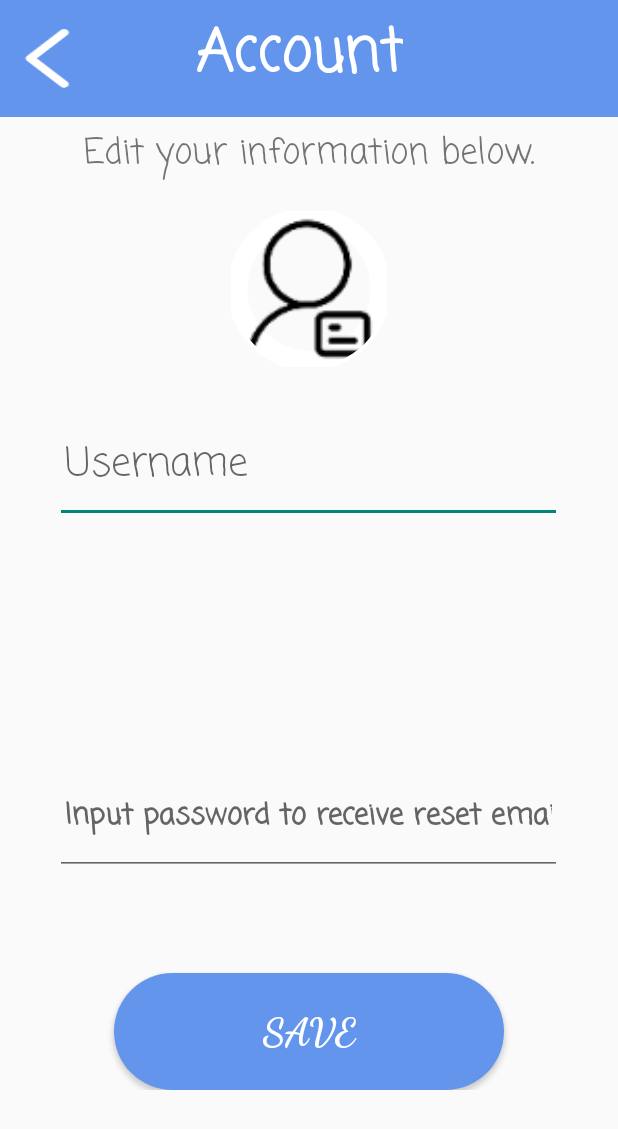
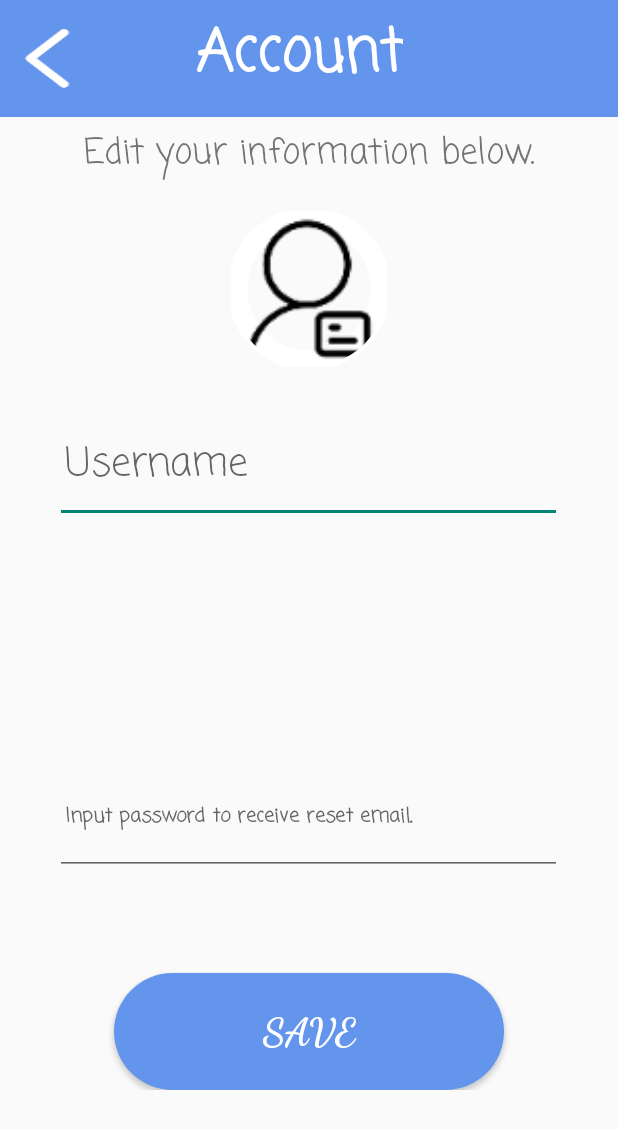
Before and after one commit to yongyanLin/DogFinder, an Android app: the AccountActivity screen opened directly, with no data from a screen before it, on a phone screen of 412 x 824 dp. Shown: the top 1129 px of the screen. Run offline under Robolectric (Android 15) with nearby library versions, the phone set to English and light mode, and no system bars; our stand-ins replace CircleImageView, Firebase (no records; nobody signed in at launch, a user with empty details on screens opened directly), Picasso, sdp/ssp sizes; pictures from the network do not load; 1 statement that could not run was skipped.

Commit message:
fix bugs

```diff
--- a/app/src/main/res/layout/activity_account.xml
+++ b/app/src/main/res/layout/activity_account.xml
@@ -110,7 +110,7 @@
                     android:padding="@dimen/_5sdp"
                     android:paddingLeft="@dimen/_10sdp"
                     android:showDividers="end"
-                    android:textSize="@dimen/_15ssp"></EditText>
+                    android:textSize="@dimen/_10ssp"></EditText>
                 <Button
                     android:id="@+id/save_btn"
                     android:layout_width="@dimen/_200sdp"
```
